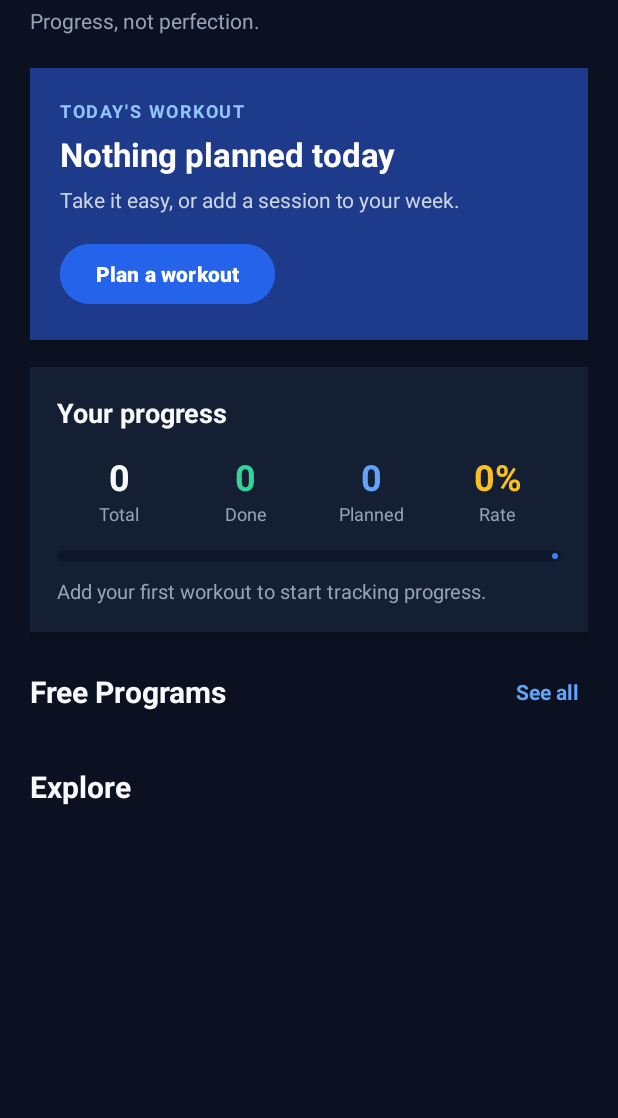
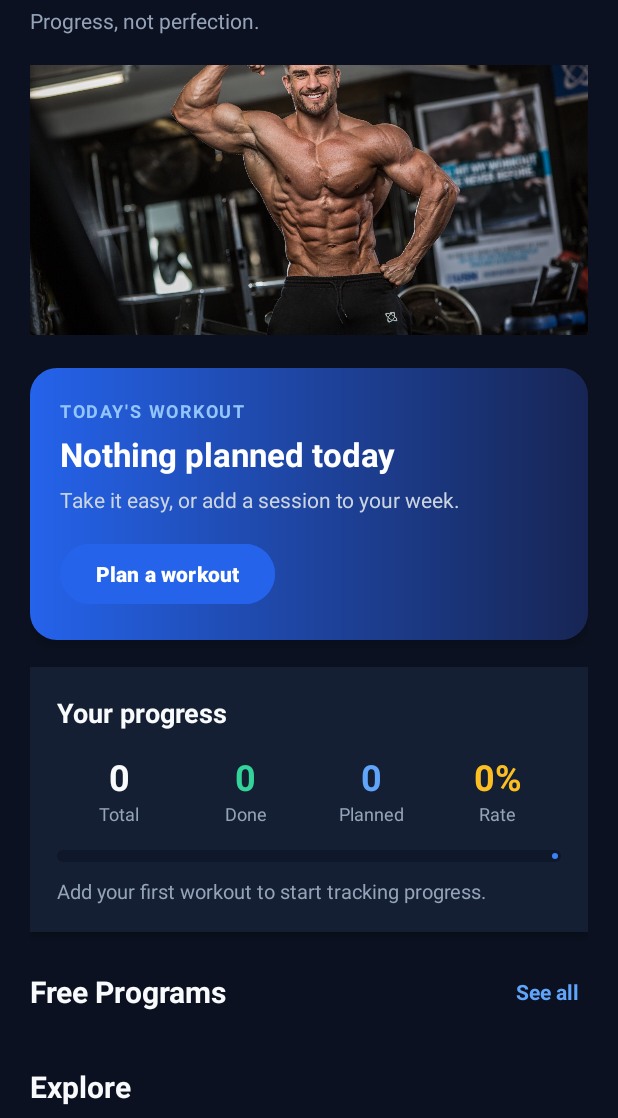
Before and after one commit to hamzamohammad-6r/GymTrackerPro, an Android app: the layout activity_main.xml on its own in the app's theme, with its tools: preview values and no code run, on a phone screen of 412 x 824 dp, the part 118-1236 px from its top. Run offline under Robolectric (Android 15) with nearby library versions, the phone set to English and light mode, and no system bars.

Commit message:
Dashboard Background Update

```diff
--- /dev/null
+++ b/app/src/main/res/drawable/bg_today_card.xml
@@ -0,0 +1,13 @@
+<?xml version="1.0" encoding="utf-8"?>
+<shape xmlns:android="http://schemas.android.com/apk/res/android"
+    android:shape="rectangle">
+
+    <corners android:radius="18dp" />
+
+    <gradient
+        android:angle="0"
+        android:startColor="#2563EB"
+        android:endColor="#172554"
+        android:type="linear" />
+
+</shape>
--- a/app/src/main/res/layout/activity_main.xml
+++ b/app/src/main/res/layout/activity_main.xml
@@ -71,13 +71,25 @@
                 android:textStyle="bold" />
         </LinearLayout>
 
+
+        <!-- Fitness Hero Image -->
+        <ImageView
+            android:id="@+id/imageFitnessHero"
+            android:layout_width="match_parent"
+            android:layout_height="180dp"
+            android:layout_marginTop="20dp"
+            android:contentDescription="Fitness training"
+            android:scaleType="centerCrop"
+            android:src="@drawable/hero_fitness" />
+
+
         <!-- Today card -->
         <LinearLayout
             android:id="@+id/cardToday"
             android:layout_width="match_parent"
             android:layout_height="wrap_content"
             android:layout_marginTop="22dp"
-            android:background="#1E3A8A"
+            android:background="@drawable/bg_today_card"
             android:clickable="true"
             android:elevation="4dp"
             android:focusable="true"
```
Also changed, not shown: app/src/main/res/drawable-nodpi/hero_fitness.jpg (added).
